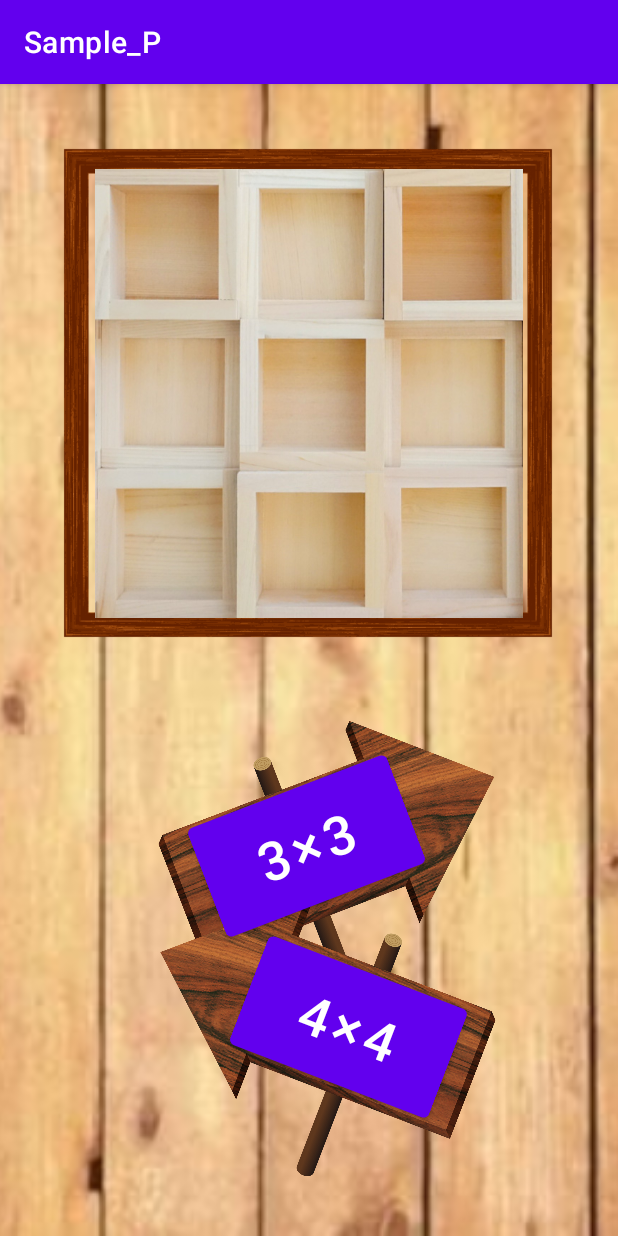
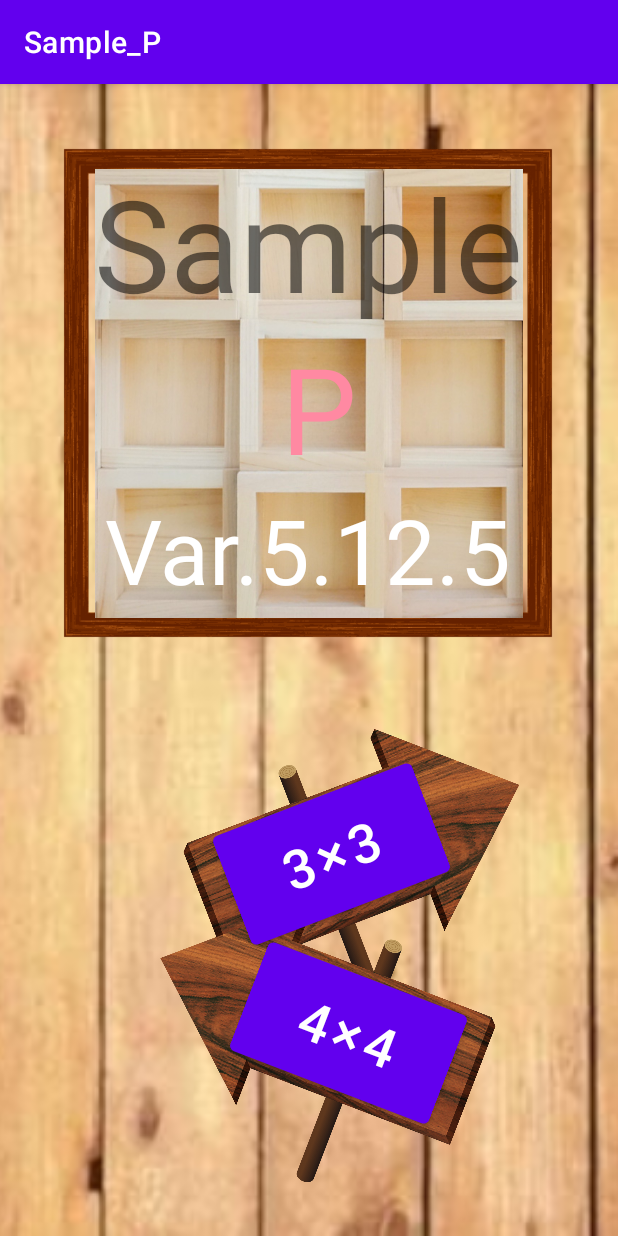
Before and after one commit to Snovvv/Sample_P1, an Android app: the screen it shows after launch (MainActivity), on a phone screen of 412 x 824 dp. Run offline under Robolectric (Android 15) with nearby library versions, the phone set to English and light mode, and no system bars.

Commit message:
masu tuketa

```diff
--- a/app/src/main/res/layout/activity_main.xml
+++ b/app/src/main/res/layout/activity_main.xml
@@ -41,17 +41,17 @@
         android:rotationY="182"
         app:layout_constraintBottom_toBottomOf="parent"
         app:layout_constraintEnd_toEndOf="parent"
-        app:layout_constraintHorizontal_bias="0.64"
+        app:layout_constraintHorizontal_bias="0.734"
         app:layout_constraintStart_toStartOf="parent"
         app:layout_constraintTop_toTopOf="parent"
-        app:layout_constraintVertical_bias="0.748"
+        app:layout_constraintVertical_bias="0.758"
         app:srcCompat="@drawable/kinoyajirushi" />
 
     <ImageView
         android:id="@+id/imageView3"
         android:layout_width="230dp"
         android:layout_height="230dp"
-        android:layout_marginTop="520dp"
+        android:layout_marginTop="524dp"
         android:rotation="21"
         app:layout_constraintEnd_toEndOf="parent"
         app:layout_constraintHorizontal_bias="0.497"
@@ -98,4 +98,39 @@
         app:layout_constraintVertical_bias="0.513"
         app:srcCompat="@drawable/koshi_1" />
 
+    <TextView
+        android:id="@+id/textView2"
+        android:layout_width="wrap_content"
+        android:layout_height="wrap_content"
+        android:text="Sample"
+        android:textSize="85sp"
+        app:layout_constraintBottom_toBottomOf="@+id/imageView4"
+        app:layout_constraintEnd_toEndOf="@+id/imageView4"
+        app:layout_constraintStart_toStartOf="@+id/imageView4"
+        app:layout_constraintTop_toTopOf="@+id/imageView4"
+        app:layout_constraintVertical_bias="0.049" />
+
+    <TextView
+        android:id="@+id/textView3"
+        android:layout_width="116dp"
+        android:layout_height="101dp"
+        android:text="  P"
+        android:textColor="#FF89A2"
+        android:textSize="80sp"
+        app:layout_constraintEnd_toEndOf="@+id/imageView4"
+        app:layout_constraintStart_toStartOf="@+id/imageView4"
+        app:layout_constraintTop_toBottomOf="@+id/textView2" />
+
+    <TextView
+        android:id="@+id/textView4"
+        android:layout_width="wrap_content"
+        android:layout_height="wrap_content"
+        android:text="Var.5.12.5"
+        android:textColor="@color/white"
+        android:textSize="60sp"
+        app:layout_constraintBottom_toBottomOf="@+id/imageView6"
+        app:layout_constraintEnd_toEndOf="@+id/imageView4"
+        app:layout_constraintStart_toStartOf="@+id/imageView4"
+        app:layout_constraintTop_toBottomOf="@+id/textView3" />
+
 </androidx.constraintlayout.widget.ConstraintLayout>
```
